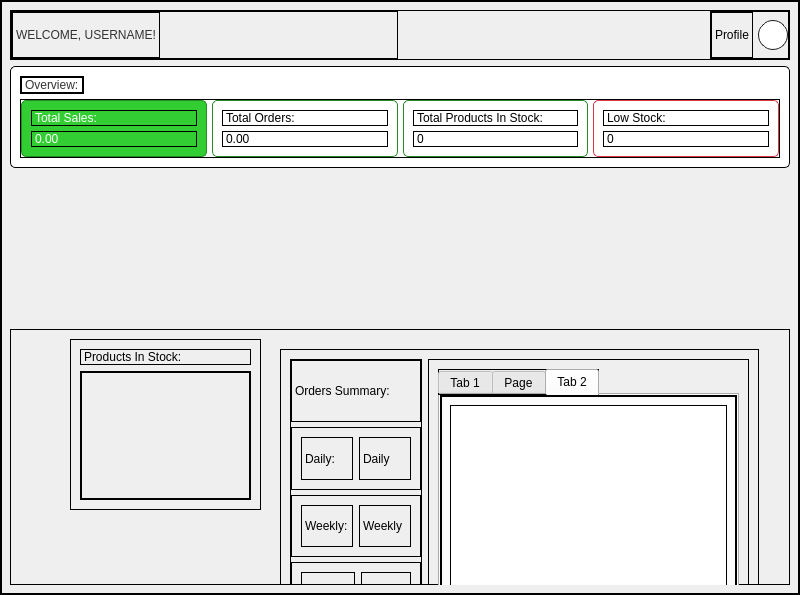
Qt form app/src/ui/final_ui/dashboard.ui (Kazu0210/Inventory-System) before a commit.
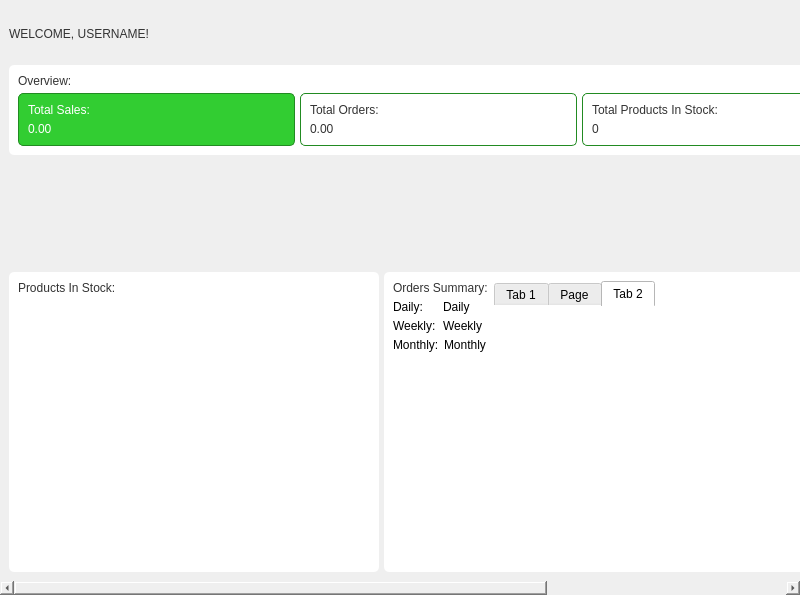
The same form after that commit.

Commit message: not done parin; dashboard ui

```diff
--- a/app/src/ui/final_ui/dashboard.ui
+++ b/app/src/ui/final_ui/dashboard.ui
@@ -14,7 +14,7 @@
    <string>Form</string>
   </property>
   <property name="styleSheet">
-   <string notr="true">border: 1px solid black;
+   <string notr="true">
 font: 10pt &quot;Noto Sans&quot;;</string>
   </property>
   <layout class="QVBoxLayout" name="verticalLayout">
@@ -35,16 +35,19 @@
    </property>
    <item>
     <widget class="QScrollArea" name="scrollArea">
+     <property name="styleSheet">
+      <string notr="true">border: none;</string>
+     </property>
      <property name="widgetResizable">
       <bool>true</bool>
      </property>
      <widget class="QWidget" name="scrollAreaWidgetContents_2">
       <property name="geometry">
        <rect>
-        <x>0</x>
+        <x>-358</x>
         <y>0</y>
-        <width>798</width>
-        <height>593</height>
+        <width>1158</width>
+        <height>578</height>
        </rect>
       </property>
       <layout class="QVBoxLayout" name="verticalLayout_2">
@@ -361,7 +364,7 @@
                   </property>
                   <property name="styleSheet">
                    <string notr="true">font: 63 12pt &quot;Noto Sans SemiBold&quot;;
-color: #000;</string>
+color: #333333;</string>
                   </property>
                   <property name="text">
                    <string>Total Orders:</string>
@@ -378,7 +381,7 @@
                   </property>
                   <property name="styleSheet">
                    <string notr="true">font: 87 16pt &quot;Noto Sans Black&quot;;
-color: #000;
+color: #333333;
 </string>
                   </property>
                   <property name="text">
@@ -418,7 +421,7 @@
                   </property>
                   <property name="styleSheet">
                    <string notr="true">font: 63 12pt &quot;Noto Sans SemiBold&quot;;
-color: #000;</string>
+color: #333333;</string>
                   </property>
                   <property name="text">
                    <string>Total Products In Stock:</string>
@@ -435,7 +438,7 @@
                   </property>
                   <property name="styleSheet">
                    <string notr="true">font: 87 16pt &quot;Noto Sans Black&quot;;
-color: #000;
+color: #333333;
 </string>
                   </property>
                   <property name="text">
@@ -475,7 +478,7 @@
                   </property>
                   <property name="styleSheet">
                    <string notr="true">font: 63 12pt &quot;Noto Sans SemiBold&quot;;
-color: #000;</string>
+color: #333333;</string>
                   </property>
                   <property name="text">
                    <string>Low Stock:</string>
@@ -492,7 +495,7 @@
                   </property>
                   <property name="styleSheet">
                    <string notr="true">font: 87 16pt &quot;Noto Sans Black&quot;;
-color: #000;
+color: #333333;
 </string>
                   </property>
                   <property name="text">
@@ -509,7 +512,7 @@
          </layout>
         </widget>
        </item>
-       <item>
+       <item alignment="Qt::AlignLeft">
         <widget class="QFrame" name="frame_11">
          <property name="frameShape">
           <enum>QFrame::StyledPanel</enum>
@@ -517,14 +520,41 @@
          <property name="frameShadow">
           <enum>QFrame::Raised</enum>
          </property>
+         <layout class="QHBoxLayout" name="horizontalLayout_10">
+          <property name="spacing">
+           <number>5</number>
+          </property>
+          <property name="leftMargin">
+           <number>0</number>
+          </property>
+          <property name="topMargin">
+           <number>0</number>
+          </property>
+          <property name="rightMargin">
+           <number>0</number>
+          </property>
+          <property name="bottomMargin">
+           <number>0</number>
+          </property>
+          <item alignment="Qt::AlignLeft|Qt::AlignTop">
          <widget class="QFrame" name="frame_12">
-          <property name="geometry">
-           <rect>
-            <x>60</x>
-            <y>10</y>
-            <width>191</width>
-            <height>171</height>
-           </rect>
+            <property name="minimumSize">
+             <size>
+              <width>370</width>
+              <height>300</height>
+             </size>
+            </property>
+            <property name="maximumSize">
+             <size>
+              <width>400</width>
+              <height>16777215</height>
+             </size>
+            </property>
+            <property name="styleSheet">
+             <string notr="true">#frame_12{
+background-color: #fff;
+border-radius: 5px;
+}</string>
           </property>
           <property name="frameShape">
            <enum>QFrame::StyledPanel</enum>
@@ -533,19 +563,37 @@
            <enum>QFrame::Raised</enum>
           </property>
           <layout class="QVBoxLayout" name="verticalLayout_7">
-           <item>
+             <property name="spacing">
+              <number>5</number>
+             </property>
+             <item alignment="Qt::AlignTop">
             <widget class="QLabel" name="label_11">
              <property name="styleSheet">
-              <string notr="true">font: 63 12pt &quot;Noto Sans SemiBold&quot;;
-color: #000;</string>
+                <string notr="true">font: 57 12pt &quot;Noto Sans Medium&quot;;
+color: #333333;</string>
              </property>
              <property name="text">
               <string>Products In Stock:</string>
              </property>
             </widget>
            </item>
-           <item>
+             <item alignment="Qt::AlignHCenter">
             <widget class="QScrollArea" name="scrollArea_2">
+               <property name="minimumSize">
+                <size>
+                 <width>360</width>
+                 <height>250</height>
+                </size>
+               </property>
+               <property name="maximumSize">
+                <size>
+                 <width>16777215</width>
+                 <height>360</height>
+                </size>
+               </property>
+               <property name="styleSheet">
+                <string notr="true">background-color: #fff;</string>
+               </property>
              <property name="widgetResizable">
               <bool>true</bool>
              </property>
@@ -554,8 +602,8 @@
                <rect>
                 <x>0</x>
                 <y>0</y>
-                <width>169</width>
-                <height>117</height>
+                  <width>360</width>
+                  <height>253</height>
                </rect>
               </property>
              </widget>
@@ -563,14 +611,32 @@
            </item>
           </layout>
          </widget>
+          </item>
+          <item alignment="Qt::AlignTop">
          <widget class="QFrame" name="frame_13">
-          <property name="geometry">
-           <rect>
-            <x>270</x>
-            <y>20</y>
-            <width>479</width>
-            <height>286</height>
-           </rect>
+            <property name="sizePolicy">
+             <sizepolicy hsizetype="Preferred" vsizetype="Expanding">
+              <horstretch>0</horstretch>
+              <verstretch>0</verstretch>
+             </sizepolicy>
+            </property>
+            <property name="minimumSize">
+             <size>
+              <width>460</width>
+              <height>300</height>
+             </size>
+            </property>
+            <property name="maximumSize">
+             <size>
+              <width>500</width>
+              <height>300</height>
+             </size>
+            </property>
+            <property name="styleSheet">
+             <string notr="true">#frame_13{
+background-color: #fff;
+border-radius: 5px;
+}</string>
           </property>
           <property name="frameShape">
            <enum>QFrame::StyledPanel</enum>
@@ -579,7 +645,7 @@
            <enum>QFrame::Raised</enum>
           </property>
           <layout class="QHBoxLayout" name="horizontalLayout_9">
-           <item>
+             <item alignment="Qt::AlignTop">
             <widget class="QFrame" name="frame_17">
              <property name="frameShape">
               <enum>QFrame::StyledPanel</enum>
@@ -603,11 +669,11 @@
               <property name="bottomMargin">
                <number>0</number>
               </property>
-              <item>
+                <item alignment="Qt::AlignTop">
                <widget class="QLabel" name="label_12">
                 <property name="styleSheet">
-                 <string notr="true">font: 63 12pt &quot;Noto Sans SemiBold&quot;;
-color: #000;</string>
+                   <string notr="true">font: 57 12pt &quot;Noto Sans Medium&quot;;
+color: #333333;</string>
                 </property>
                 <property name="text">
                  <string>Orders Summary:</string>
@@ -623,6 +689,21 @@
                  <enum>QFrame::Raised</enum>
                 </property>
                 <layout class="QHBoxLayout" name="horizontalLayout_6">
+                   <property name="spacing">
+                    <number>5</number>
+                   </property>
+                   <property name="leftMargin">
+                    <number>0</number>
+                   </property>
+                   <property name="topMargin">
+                    <number>0</number>
+                   </property>
+                   <property name="rightMargin">
+                    <number>0</number>
+                   </property>
+                   <property name="bottomMargin">
+                    <number>0</number>
+                   </property>
                  <item>
                   <widget class="QLabel" name="label_14">
                    <property name="text">
@@ -652,6 +733,21 @@
                  <enum>QFrame::Raised</enum>
                 </property>
                 <layout class="QHBoxLayout" name="horizontalLayout_7">
+                   <property name="spacing">
+                    <number>5</number>
+                   </property>
+                   <property name="leftMargin">
+                    <number>0</number>
+                   </property>
+                   <property name="topMargin">
+                    <number>0</number>
+                   </property>
+                   <property name="rightMargin">
+                    <number>0</number>
+                   </property>
+                   <property name="bottomMargin">
+                    <number>0</number>
+                   </property>
                  <item>
                   <widget class="QLabel" name="label_16">
                    <property name="text">
@@ -678,6 +774,21 @@
                  <enum>QFrame::Raised</enum>
                 </property>
                 <layout class="QHBoxLayout" name="horizontalLayout_8">
+                   <property name="spacing">
+                    <number>5</number>
+                   </property>
+                   <property name="leftMargin">
+                    <number>0</number>
+                   </property>
+                   <property name="topMargin">
+                    <number>0</number>
+                   </property>
+                   <property name="rightMargin">
+                    <number>0</number>
+                   </property>
+                   <property name="bottomMargin">
+                    <number>0</number>
+                   </property>
                  <item>
                   <widget class="QLabel" name="label_18">
                    <property name="text">
@@ -707,8 +818,33 @@
               <enum>QFrame::Raised</enum>
              </property>
              <layout class="QVBoxLayout" name="verticalLayout_9">
+                <property name="spacing">
+                 <number>5</number>
+                </property>
+                <property name="leftMargin">
+                 <number>0</number>
+                </property>
+                <property name="topMargin">
+                 <number>0</number>
+                </property>
+                <property name="rightMargin">
+                 <number>0</number>
+                </property>
+                <property name="bottomMargin">
+                 <number>0</number>
+                </property>
               <item>
                <widget class="QTabWidget" name="tabWidget">
+                  <property name="minimumSize">
+                   <size>
+                    <width>300</width>
+                    <height>0</height>
+                   </size>
+                  </property>
+                  <property name="styleSheet">
+                   <string notr="true">background-color: #fff;
+</string>
+                  </property>
                 <property name="currentIndex">
                  <number>2</number>
                 </property>
@@ -749,6 +885,36 @@
            </item>
           </layout>
          </widget>
+          </item>
+          <item alignment="Qt::AlignTop">
+           <widget class="QFrame" name="frame_19">
+            <property name="minimumSize">
+             <size>
+              <width>300</width>
+              <height>300</height>
+             </size>
+            </property>
+            <property name="maximumSize">
+             <size>
+              <width>16777215</width>
+              <height>300</height>
+             </size>
+            </property>
+            <property name="styleSheet">
+             <string notr="true">#frame_19{
+background-color: #fff;
+border-radius: 5px;
+}</string>
+            </property>
+            <property name="frameShape">
+             <enum>QFrame::StyledPanel</enum>
+            </property>
+            <property name="frameShadow">
+             <enum>QFrame::Raised</enum>
+            </property>
+           </widget>
+          </item>
+         </layout>
         </widget>
        </item>
       </layout>
```
Lines whose indentation alone changed are shown as unchanged. The commit also changes 73 other files.
